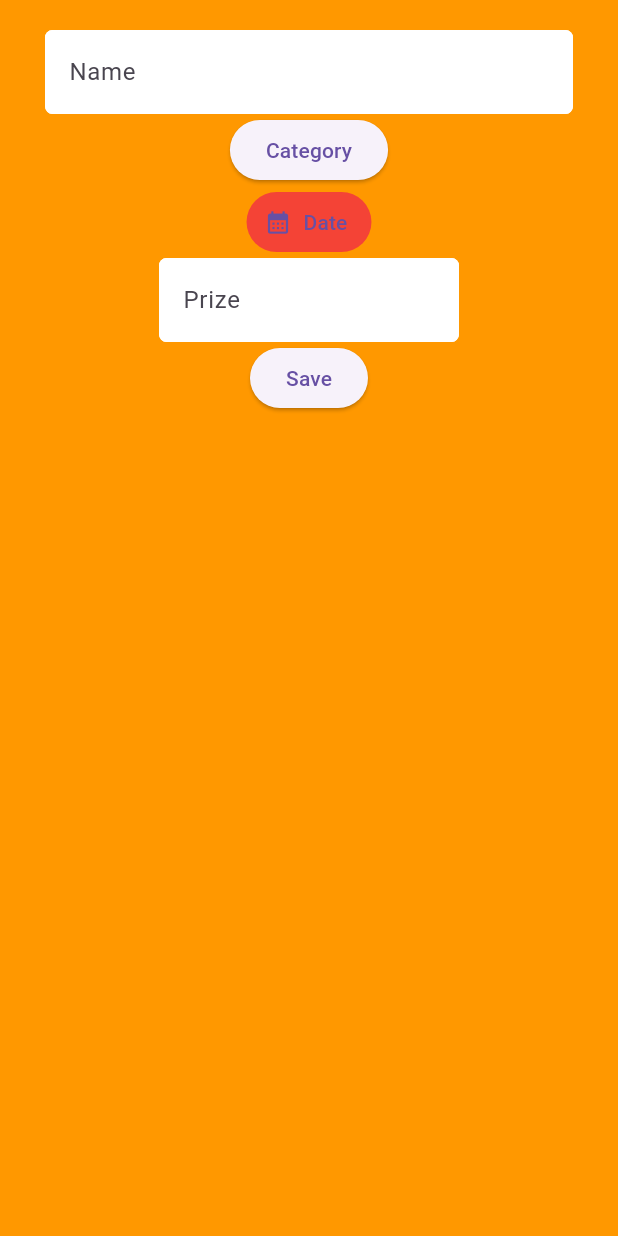
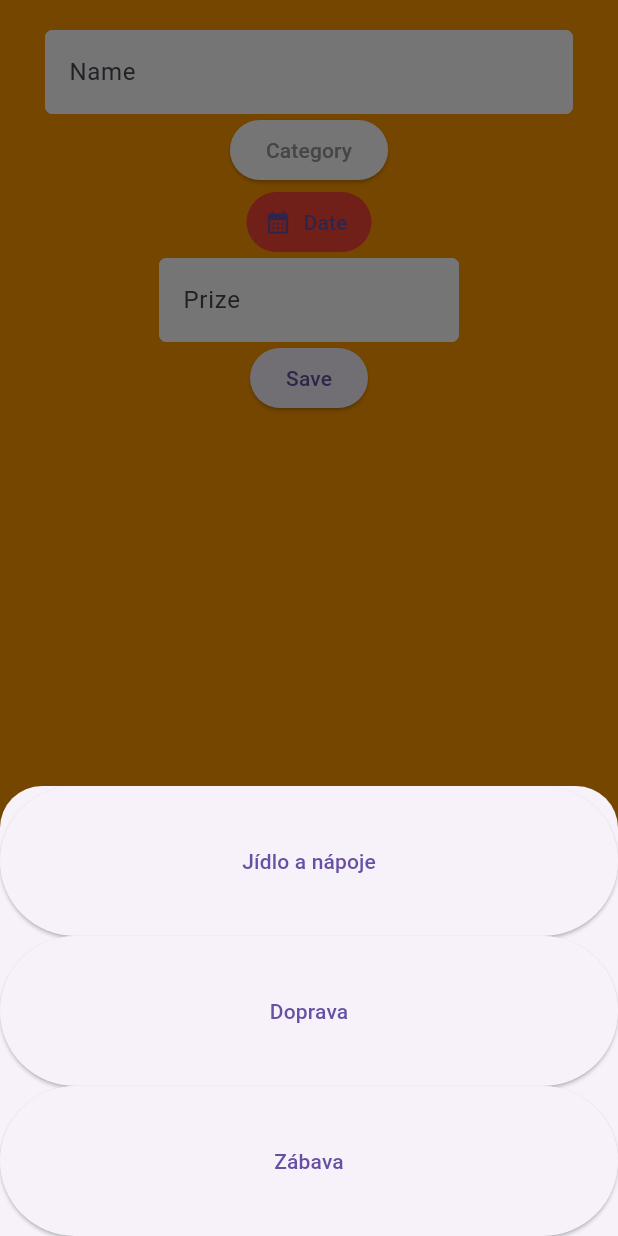
Before and after one commit to drapek9/expense_tracker, a Flutter app: the screen it shows after launch, after a tap on "Category", on a phone screen of 412 x 824 dp. Run offline on Flutter 3.47's test engine with Material 3 defaults, Android fonts, the phone set to English and light mode, and no system bars.

Commit message:
home vyber category zaklad ukazani + history složka + výběr category funkce

```diff
--- a/lib/home/home_main.dart
+++ b/lib/home/home_main.dart
@@ -8,6 +8,16 @@ class HomeScreen extends StatefulWidget {
 }
 
 class _HomeScreenState extends State<HomeScreen> {
+
+  int? theCategory;
+  Map<int, String> categoryOptions = {1: "Jídlo a nápoje",2: "Doprava",3: "Zábava",4: "Zdraví a péče",5: "Oblečení a obuv",6: "Cestování a dovolená",7: "Účty a domácnost"};
+
+  void setCategoryNum(theValue){
+    setState(() {
+      theCategory = theValue;
+    });
+  }
+
   @override
   Widget build(BuildContext context) {
     return Scaffold(
@@ -22,8 +32,18 @@ class _HomeScreenState extends State<HomeScreen> {
                   theHintText: "Name",
                 ),
                 ElevatedButton(
-                  onPressed: (){},
-                  child: Text("Category")),
+                  onPressed: (){
+                    showCategoryList(context, categoryOptions, setCategoryNum);
+                  },
+                  style: ElevatedButton.styleFrom(
+                    backgroundColor: Colors.white
+                  ),
+                  child: Text(
+                    theCategory != null ? categoryOptions[theCategory]! : "Category",
+                    style: TextStyle(
+                      color: theCategory != null ? Colors.black : const Color.fromARGB(255, 150, 150, 150),
+                    ),
+                    )),
                 TextButton.icon(
                   style: TextButton.styleFrom(
                     backgroundColor: Colors.red
@@ -78,3 +98,34 @@ class TextInput extends StatelessWidget {
         );
   }
 }
+
+void showCategoryList(context, optionsList, setFunction){
+
+  showModalBottomSheet(
+    context: context,
+    builder: (context){
+      return SizedBox(
+        height: 300,
+        width: double.infinity,
+        child: ListView.builder(
+          physics: BouncingScrollPhysics(),
+          itemCount: optionsList.keys.length,
+          itemBuilder: (context, index) {
+            int theValue = optionsList.keys.toList()[index];
+            return SizedBox(
+              height: 100,
+              child: ElevatedButton(
+                onPressed: (){
+                  setFunction(theValue);
+                },
+                child: Text(
+                optionsList[theValue]
+              ),)
+            );
+          }
+          ),
+      );
+    });
+}
+
+// https://www.geeksforgeeks.org/flutter-scroll-snap-list/
```
Also changed, not shown: 1 other file.
